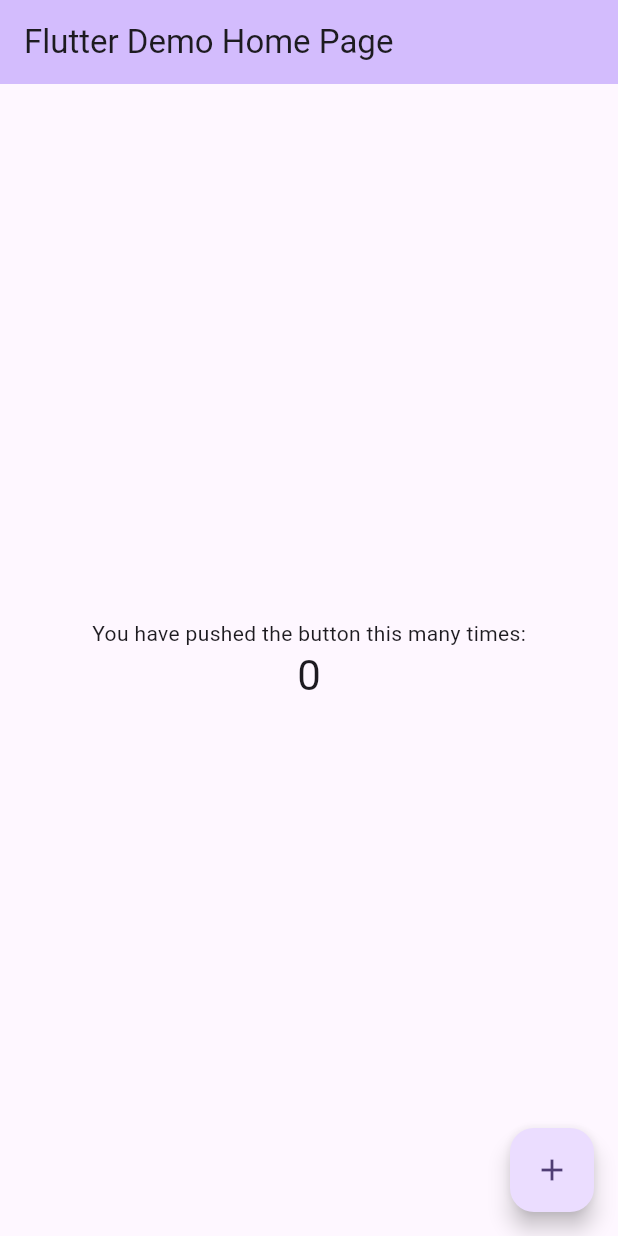
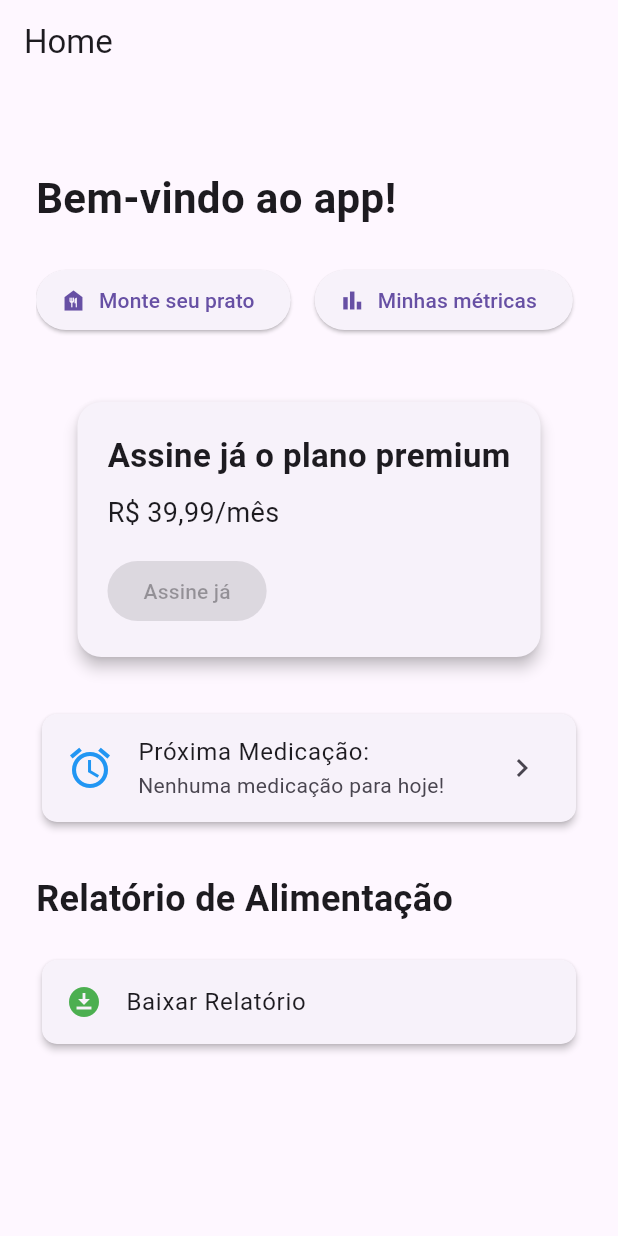
Before and after one commit to JuuJ12/DSI-PROJECT, a Flutter app: the screen it shows after launch, on a phone screen of 412 x 824 dp. Run offline on Flutter 3.47's test engine with Material 3 defaults, Android fonts, the phone set to English and light mode, and no system bars; our stand-ins replace go_router.

Commit message:
tela de home esqueleto

```diff
--- a/dsi_project/lib/features/home/home_screen.dart
+++ b/dsi_project/lib/features/home/home_screen.dart
@@ -0,0 +1,120 @@
+import 'package:flutter/material.dart';
+
+class HomeScreen extends StatelessWidget {
+  const HomeScreen({super.key});
+
+  @override
+  Widget build(BuildContext context) {
+    return Scaffold(
+      appBar: AppBar(title: const Text('Home')),
+      body: Padding(
+        padding: const EdgeInsets.all(24.0),
+        child: Column(
+          crossAxisAlignment: CrossAxisAlignment.start,
+          children: [
+            const SizedBox(height: 32),
+            const Text(
+              'Bem-vindo ao app!',
+              style: TextStyle(fontSize: 28, fontWeight: FontWeight.bold),
+            ),
+            const SizedBox(height: 24),
+            SingleChildScrollView(
+              scrollDirection: Axis.horizontal,
+              child: Row(
+                children: [
+                  ElevatedButton.icon(
+                    onPressed: () {},
+                    icon: const Icon(Icons.food_bank),
+                    label: const Text('Monte seu prato'),
+                  ),
+                  const SizedBox(width: 16),
+                  ElevatedButton.icon(
+                    onPressed: () {},
+                    icon: const Icon(Icons.bar_chart),
+                    label: const Text('Minhas métricas'),
+                  ),
+                  const SizedBox(width: 16),
+                  ElevatedButton.icon(
+                    onPressed: () {},
+                    icon: const Icon(Icons.medication),
+                    label: const Text('Medicamentos'),
+                  ),
+                  const SizedBox(width: 16),
+                  ElevatedButton.icon(
+                    onPressed: () {},
+                    icon: const Icon(Icons.smart_toy),
+                    label: const Text('Assistente IA'),
+                  ),
+                ],
+              ),
+            ),
+            const SizedBox(height: 40),
+            Row(
+              mainAxisAlignment: MainAxisAlignment.center,
+              children: [
+                Card(
+                  elevation: 4,
+                  shape: RoundedRectangleBorder(
+                    borderRadius: BorderRadius.circular(16),
+                  ),
+                  child: Padding(
+                    padding: const EdgeInsets.all(20.0),
+                    child: Column(
+                      crossAxisAlignment: CrossAxisAlignment.start,
+                      children: const [
+                        Text(
+                          'Assine já o plano premium',
+                          style: TextStyle(
+                            fontSize: 22,
+                            fontWeight: FontWeight.bold,
+                          ),
+                        ),
+                        SizedBox(height: 10),
+                        Text('R\$ 39,99/mês', style: TextStyle(fontSize: 18)),
+                        SizedBox(height: 15),
+                        ElevatedButton(
+                          onPressed: null,
+                          child: Text('Assine já'),
+                        ),
+                      ],
+                    ),
+                  ),
+                ),
+              ],
+            ),
+            const SizedBox(height: 30),
+            Card(
+              elevation: 2,
+              shape: RoundedRectangleBorder(
+                borderRadius: BorderRadius.circular(10),
+              ),
+              child: ListTile(
+                leading: Icon(Icons.alarm, color: Colors.blue, size: 32),
+                title: Text('Próxima Medicação:'),
+                subtitle: Text('Nenhuma medicação para hoje!'),
+                trailing: Icon(Icons.chevron_right),
+              ),
+            ),
+            const SizedBox(height: 30),
+            const Text(
+              'Relatório de Alimentação',
+              style: TextStyle(fontSize: 24, fontWeight: FontWeight.bold),
+            ),
+            const SizedBox(height: 20),
+            Card(
+              elevation: 2,
+              shape: RoundedRectangleBorder(
+                borderRadius: BorderRadius.circular(10),
+              ),
+              child: ListTile(
+                leading: Icon(Icons.download_for_offline, color: Colors.green),
+                title: Text('Baixar Relatório'),
+                onTap: () {},
+              ),
+            ),
+          ],
+        ),
+      ),
+    );
+  }
+}
--- a/dsi_project/lib/main.dart
+++ b/dsi_project/lib/main.dart
@@ -1,122 +1,8 @@
 import 'package:flutter/material.dart';
+import 'package:dsi_project/features/home/home_screen.dart';
 
 void main() {
-  runApp(const MyApp());
+  runApp(
+    const MaterialApp(home: HomeScreen(), debugShowCheckedModeBanner: false),
+  );
 }
-
-class MyApp extends StatelessWidget {
-  const MyApp({super.key});
-
-  // This widget is the root of your application.
-  @override
-  Widget build(BuildContext context) {
-    return MaterialApp(
-      title: 'Flutter Demo',
-      theme: ThemeData(
-        // This is the theme of your application.
-        //
-        // TRY THIS: Try running your application with "flutter run". You'll see
-        // the application has a purple toolbar. Then, without quitting the app,
-        // try changing the seedColor in the colorScheme below to Colors.green
-        // and then invoke "hot reload" (save your changes or press the "hot
-        // reload" button in a Flutter-supported IDE, or press "r" if you used
-        // the command line to start the app).
-        //
-        // Notice that the counter didn't reset back to zero; the application
-        // state is not lost during the reload. To reset the state, use hot
-        // restart instead.
-        //
-        // This works for code too, not just values: Most code changes can be
-        // tested with just a hot reload.
-        colorScheme: ColorScheme.fromSeed(seedColor: Colors.deepPurple),
-      ),
-      home: const MyHomePage(title: 'Flutter Demo Home Page'),
-    );
-  }
-}
-
-class MyHomePage extends StatefulWidget {
-  const MyHomePage({super.key, required this.title});
-
-  // This widget is the home page of your application. It is stateful, meaning
-  // that it has a State object (defined below) that contains fields that affect
-  // how it looks.
-
-  // This class is the configuration for the state. It holds the values (in this
-  // case the title) provided by the parent (in this case the App widget) and
-  // used by the build method of the State. Fields in a Widget subclass are
-  // always marked "final".
-
-  final String title;
-
-  @override
-  State<MyHomePage> createState() => _MyHomePageState();
-}
-
-class _MyHomePageState extends State<MyHomePage> {
-  int _counter = 0;
-
-  void _incrementCounter() {
-    setState(() {
-      // This call to setState tells the Flutter framework that something has
-      // changed in this State, which causes it to rerun the build method below
-      // so that the display can reflect the updated values. If we changed
-      // _counter without calling setState(), then the build method would not be
-      // called again, and so nothing would appear to happen.
-      _counter++;
-    });
-  }
-
-  @override
-  Widget build(BuildContext context) {
-    // This method is rerun every time setState is called, for instance as done
-    // by the _incrementCounter method above.
-    //
-    // The Flutter framework has been optimized to make rerunning build methods
-    // fast, so that you can just rebuild anything that needs updating rather
-    // than having to individually change instances of widgets.
-    return Scaffold(
-      appBar: AppBar(
-        // TRY THIS: Try changing the color here to a specific color (to
-        // Colors.amber, perhaps?) and trigger a hot reload to see the AppBar
-        // change color while the other colors stay the same.
-        backgroundColor: Theme.of(context).colorScheme.inversePrimary,
-        // Here we take the value from the MyHomePage object that was created by
-        // the App.build method, and use it to set our appbar title.
-        title: Text(widget.title),
-      ),
-      body: Center(
-        // Center is a layout widget. It takes a single child and positions it
-        // in the middle of the parent.
-        child: Column(
-          // Column is also a layout widget. It takes a list of children and
-          // arranges them vertically. By default, it sizes itself to fit its
-          // children horizontally, and tries to be as tall as its parent.
-          //
-          // Column has various properties to control how it sizes itself and
-          // how it positions its children. Here we use mainAxisAlignment to
-          // center the children vertically; the main axis here is the vertical
-          // axis because Columns are vertical (the cross axis would be
-          // horizontal).
-          //
-          // TRY THIS: Invoke "debug painting" (choose the "Toggle Debug Paint"
-          // action in the IDE, or press "p" in the console), to see the
-          // wireframe for each widget.
-          mainAxisAlignment: MainAxisAlignment.center,
-          children: <Widget>[
-            const Text('You have pushed the button this many times:'),
-            Text(
-              '$_counter',
-              style: Theme.of(context).textTheme.headlineMedium,
-            ),
-          ],
-        ),
-      ),
-      floatingActionButton: FloatingActionButton(
-        onPressed: _incrementCounter,
-        tooltip: 'Increment',
-        child: const Icon(Icons.add),
-      ), // This trailing comma makes auto-formatting nicer for build methods.
-    );
-  }
-}
--- a/dsi_project/pubspec.yaml
+++ b/dsi_project/pubspec.yaml
@@ -34,6 +34,7 @@ dependencies:
   # The following adds the Cupertino Icons font to your application.
   # Use with the CupertinoIcons class for iOS style icons.
   cupertino_icons: ^1.0.8
+  go_router: ^16.2.2
 
 dev_dependencies:
   flutter_test:
```
Also changed, not shown: dsi_project/lib/core/routes/app_router.dart (added, +118 -0 lines), dsi_project/pubspec.lock.
